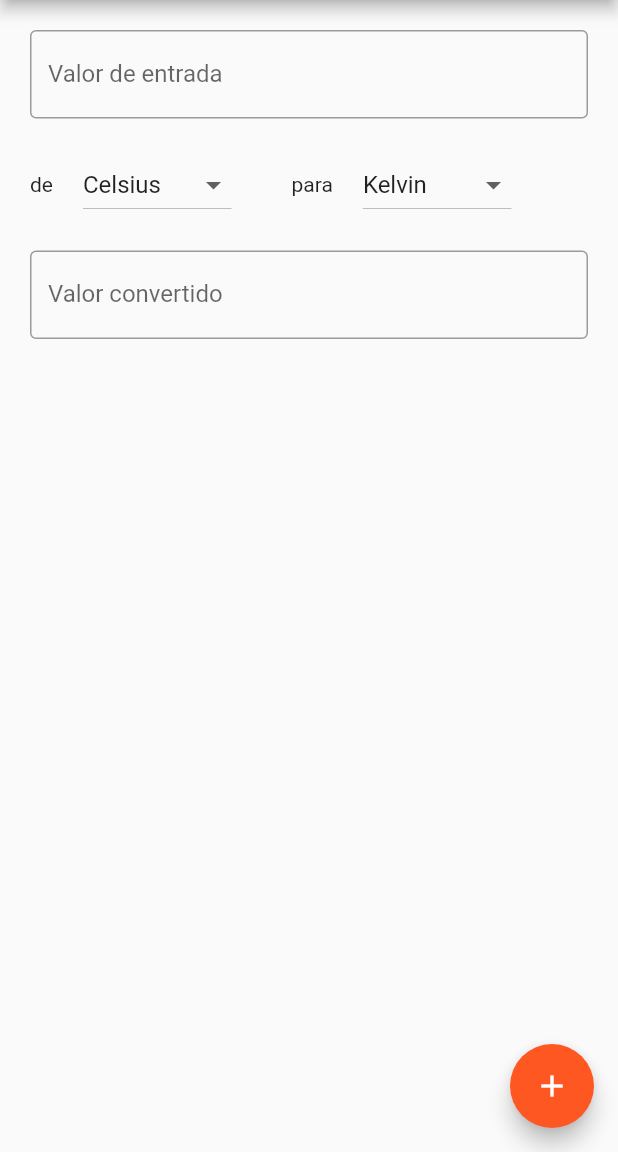
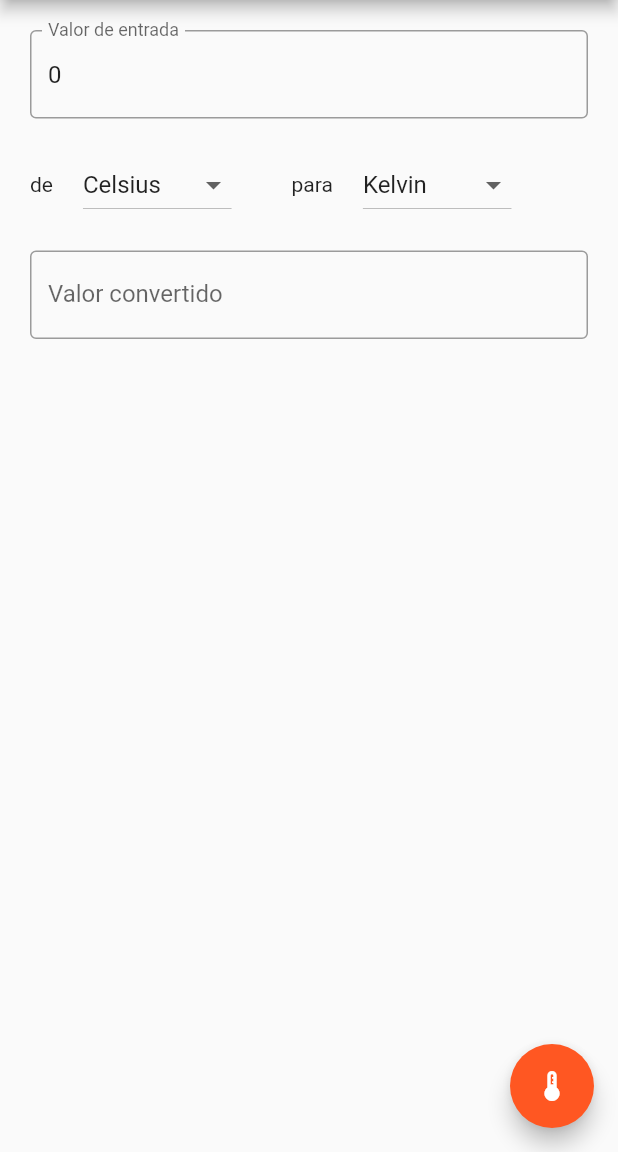
Before and after one commit to lucas-daniel-sm/conversor_termometrico, a Flutter app: the screen it shows after launch, on a phone screen of 412 x 824 dp, the part 84-1236 px from its top. Run offline on Flutter 3.47's test engine with Material 2 defaults, Android fonts, the phone set to English and light mode, and no system bars; our stand-ins replace flutter_mobx, mobx; generated files the repository leaves out were written again.

Commit message:
só na gambiarra, mas funciona

```diff
--- a/lib/main.dart
+++ b/lib/main.dart
@@ -1,60 +1,16 @@
-import 'package:conversor_termometrico/models/scale.dart';
-import 'package:conversor_termometrico/widgets/converter/converter_widget.dart';
 import 'package:flutter/material.dart';
+import 'pages/home/home.dart';
 
-void main() {
-  runApp(MyApp());
-}
+void main() => runApp(MyApp());
 
 class MyApp extends StatelessWidget {
-  // This widget is the root of your application.
   @override
   Widget build(BuildContext context) {
+    final theme = ThemeData(primarySwatch: Colors.deepOrange);
     return MaterialApp(
-      title: 'Flutter Demo',
-      theme: ThemeData(
-        primarySwatch: Colors.deepOrange,
-      ),
-      home: MyHomePage(title: 'Conversor termométrico'),
+      title: 'Conversor termométrico',
+      theme: theme,
+      home: Home(title: 'Conversor termométrico'),
     );
   }
 }
-
-class MyHomePage extends StatefulWidget {
-  MyHomePage({Key? key, required this.title}) : super(key: key);
-  final String title;
-
-  @override
-  _MyHomePageState createState() => _MyHomePageState();
-}
-
-class _MyHomePageState extends State<MyHomePage> {
-  int _counter = 0;
-
-  void _incrementCounter() => setState(() => _counter++);
-
-  @override
-  Widget build(BuildContext context) {
-    return Scaffold(
-      appBar: AppBar(title: Text(widget.title)),
-      //
-      body: Container(
-        padding: EdgeInsets.all(20),
-        child: ListView(children: [
-          ConverterWidget(scales: [
-            Scale(name: 'Celsius', melting: 0, boiling: 100, degree: true),
-            Scale(name: 'Kelvin', melting: 273.15, boiling: 373.15, degree: false),
-            Scale(name: 'Fahrenheit', melting: 32, boiling: 212, degree: false),
-          ])
-        ]),
-      ),
-
-      //Fab
-      floatingActionButton: FloatingActionButton(
-        onPressed: _incrementCounter,
-        tooltip: 'Increment',
-        child: Icon(Icons.add),
-      ),
-    );
-  }
-}
--- /dev/null
+++ b/lib/pages/home/home.dart
@@ -0,0 +1,57 @@
+import 'package:conversor_termometrico/models/scale.dart';
+import 'package:conversor_termometrico/pages/manage_scales/manage_scales.dart';
+import 'package:flutter/material.dart';
+import 'package:flutter_mobx/flutter_mobx.dart';
+
+import 'home_controller.dart';
+import 'widgets/converter_widget.dart';
+
+class Home extends StatefulWidget {
+  final String title;
+  final homeController = HomeController();
+
+  Home({Key? key, required this.title}) : super(key: key);
+
+  @override
+  _MyHomePageState createState() => _MyHomePageState();
+}
+
+class _MyHomePageState extends State<Home> {
+  HomeController get homeController => widget.homeController;
+
+  @override
+  Widget build(BuildContext context) {
+    homeController.scaleList.forEach((Scale element) {
+      print('|> ${element.name}');
+    });
+
+    return Scaffold(
+      appBar: AppBar(title: Text(widget.title)),
+      body: Container(
+        padding: EdgeInsets.all(20),
+        child: ListView(
+          children: [ConverterWidget(homeController: homeController)],
+        ),
+      ),
+      floatingActionButton: FloatingActionButton(
+        tooltip: 'Gerenciar escalas',
+        child: Icon(Icons.thermostat),
+        onPressed: () => openAddScreen(context),
+        hoverColor: Theme.of(context).primaryColorDark,
+      ),
+    );
+  }
+
+  Future<void> openAddScreen(context) async {
+    final addScreen = ManageScales(scaleList: homeController.scaleList);
+    final result = await Navigator.push(
+      context,
+      MaterialPageRoute(builder: (c) => addScreen),
+    );
+    if (result == null) return;
+
+    result.forEach((Scale element) => print('>> ${element.name}'));
+
+    setState(() => homeController.replaceList(result));
+  }
+}
--- a/lib/widgets/converter/converter_widget.dart
+++ b/lib/pages/home/widgets/converter_widget.dart
@@ -1,28 +1,40 @@
 import 'package:conversor_termometrico/models/scale.dart';
+import 'package:conversor_termometrico/pages/home/home_controller.dart';
 import 'package:flutter/material.dart';
 import 'package:flutter/services.dart';
+import 'package:flutter_mobx/flutter_mobx.dart';
 
 class ConverterWidget extends StatefulWidget {
-  final Iterable<Scale> scales;
+  final HomeController homeController;
 
-  const ConverterWidget({Key? key, required this.scales}) : super(key: key);
+  const ConverterWidget({Key? key, required this.homeController})
+      : super(key: key);
 
   @override
   _ConverterWidgetState createState() => _ConverterWidgetState();
+
+  void update() {
+    createState();
+  }
 }
 
 class _ConverterWidgetState extends State<ConverterWidget> {
   final rowDividerWidth = 20.0;
   final List<DropdownMenuItem<Scale>> dropFromListItems = [];
   final List<DropdownMenuItem<Scale>> dropToListItems = [];
+
+  final convertedValueTextController = TextEditingController();
+  final inputValueTextController = TextEditingController();
+
   Scale? dropFromValue;
   Scale? dropToValue;
-  var convertedValueTextController = TextEditingController();
-  var inputValueTextController = TextEditingController();
+
+  int count = 0;
 
   @override
   Widget build(BuildContext context) {
     initializeLists();
+    inputValueTextController.text = '0';
 
     return Container(
       child: Column(children: [
@@ -38,9 +50,44 @@ class _ConverterWidgetState extends State<ConverterWidget> {
             ),
           ],
           controller: inputValueTextController,
+          onChanged: (_) => convert(),
         ),
         Divider(height: 20, color: Colors.transparent),
-        Row(children: [
+        Observer(builder: (_) {
+          print('Observer --> ${widget.homeController.counter} > $count');
+          if (widget.homeController.counter > count) {
+            count = widget.homeController.counter;
+            dropFromListItems.clear();
+            dropToListItems.clear();
+            dropFromValue = null;
+            dropToValue = null;
+            initializeLists();
+          }
+          return dropDown(widget.homeController.scaleList);
+        }),
+        Divider(height: 20, color: Colors.transparent),
+        TextField(
+          decoration: InputDecoration(
+            border: OutlineInputBorder(),
+            labelText: "Valor convertido",
+          ),
+          readOnly: true,
+          controller: convertedValueTextController,
+        ),
+      ]),
+    );
+  }
+
+  Widget dropDown(variable) {
+    print('dropDown');
+    print('A->$dropFromListItems--B->$dropFromValue');
+    print('C->${dropFromListItems.where((DropdownMenuItem<Scale> item) {
+      print('${item.value} == $dropFromValue');
+      return item.value == dropFromValue;
+    }).length}');
+
+    return Row(
+      children: [
         Text('de'),
         VerticalDivider(width: rowDividerWidth),
         DropdownButton(
@@ -56,29 +103,18 @@ class _ConverterWidgetState extends State<ConverterWidget> {
           value: dropToValue,
           onChanged: onDropToChange,
         )
-        ], mainAxisAlignment: MainAxisAlignment.start),
-        Divider(height: 20, color: Colors.transparent),
-        TextField(
-          decoration: InputDecoration(
-            border: OutlineInputBorder(),
-            labelText: "Valor convertido",
-          ),
-          readOnly: true,
-          controller: convertedValueTextController,
-        ),
-      ]),
+      ],
+      mainAxisAlignment: MainAxisAlignment.start,
     );
   }
 
   void onDropFromChange(Scale? scale) {
-    print('scale: ${scale?.name}');
     dropFromValue = scale;
     setState(() {});
     convert();
   }
 
   void onDropToChange(Scale? scale) {
-    print('scale: ${scale?.name}');
     dropToValue = scale;
     setState(() {});
     convert();
@@ -101,13 +137,16 @@ class _ConverterWidgetState extends State<ConverterWidget> {
     var secondStep = (outputScale.boiling - outputScale.melting);
 
     var result = firstStep * secondStep + outputScale.melting;
-    convertedValueTextController.text = result.toString().replaceAll(',', '.');
+    convertedValueTextController.text =
+        result.toStringAsFixed(2).replaceAll(',', '.');
   }
 
   void initializeLists() {
+    print('initializeLists');
+
     if (dropFromListItems.isEmpty) {
       dropFromListItems.addAll(
-        widget.scales.map(
+        widget.homeController.scaleList.map(
           (e) => DropdownMenuItem<Scale>(value: e, child: Text(e.name)),
         ),
       );
@@ -123,7 +162,7 @@ class _ConverterWidgetState extends State<ConverterWidget> {
     }
 
     if (dropToListItems.isEmpty) {
-      var scalesCopy = List<Scale>.from(widget.scales); //
+      var scalesCopy = List<Scale>.from(widget.homeController.scaleList); //
       scalesCopy.removeWhere((element) => element == dropFromValue);
 
       dropToListItems.addAll(
--- a/pubspec.yaml
+++ b/pubspec.yaml
@@ -21,6 +21,8 @@ environment:
   sdk: ">=2.12.0 <3.0.0"
 
 dependencies:
+  flutter_mobx: ^2.0.2
+  mobx: ^2.0.0
   flutter:
     sdk: flutter
 
@@ -30,8 +32,11 @@ dependencies:
   cupertino_icons: ^1.0.2
 
 dev_dependencies:
+  mobx_codegen:
+  build_runner: ^2.1.1
   flutter_test:
     sdk: flutter
+
 
 # For information on the generic Dart part of this file, see the
 # following page: https://dart.dev/tools/pub/pubspec
```
Also changed, not shown: lib/pages/home/home_controller.dart (added, +31 -0 lines), lib/pages/home/widgets/temperature_field.dart (added, +38 -0 lines), lib/pages/manage_scales/manage_scales.dart (added, +100 -0 lines), lib/pages/manage_scales/widgets/scale_editor.dart (added, +143 -0 lines), lib/pages/manage_scales/widgets/temperature_form_field.dart (added, +41 -0 lines), lib/pages/home/home_controller.g.dart (added), pubspec.lock, 40 other files. Lines whose indentation alone changed are shown as unchanged.
